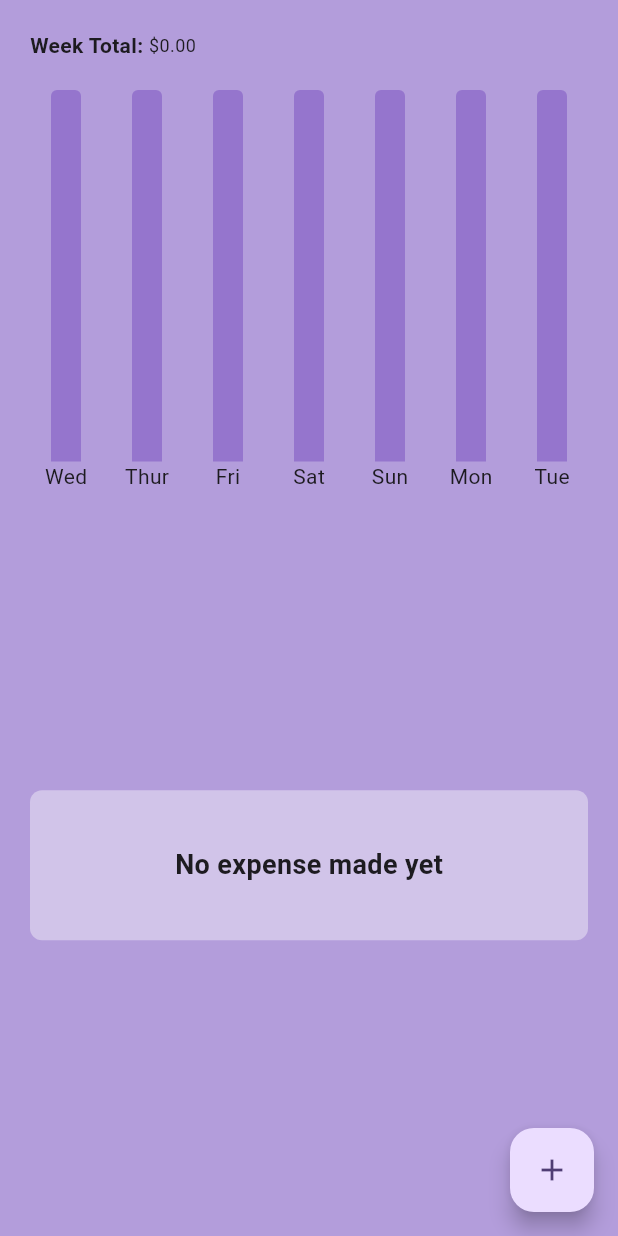
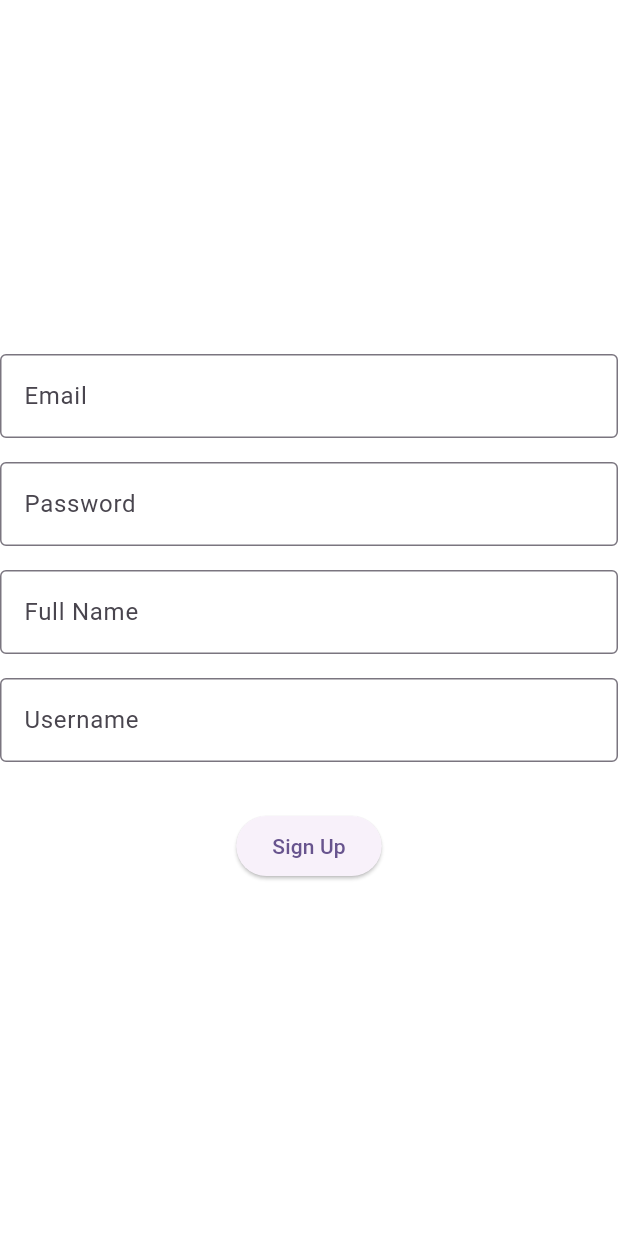
Before and after one commit to oluwadamme/Expense-Tracker, a Flutter app: the screen it shows after launch, on a phone screen of 412 x 824 dp. Run offline on Flutter 3.47's test engine with Material 3 defaults, Android fonts, the phone set to English and light mode, and no system bars; drawn by our look-alikes of fl_chart; our stand-ins replace flutter_bloc, flutter_dotenv, flutter_slidable, go_router, hive_flutter, sticky_headers and 1 more; accounts and stored records are empty.

Commit message:
add sign up screen UI

```diff
--- /dev/null
+++ b/lib/src/screens/signup_page.dart
@@ -0,0 +1,63 @@
+import 'package:flutter/material.dart';
+
+class SignUpPage extends StatefulWidget {
+  const SignUpPage({super.key});
+  static const String routeName = "/signup";
+  @override
+  State<SignUpPage> createState() => _SignUpPageState();
+}
+
+class _SignUpPageState extends State<SignUpPage> {
+  final TextEditingController emailController = TextEditingController();
+  final TextEditingController passwordController = TextEditingController();
+  final TextEditingController fullNameController = TextEditingController();
+  final TextEditingController usernameController = TextEditingController();
+
+  @override
+  Widget build(BuildContext context) {
+    return Column(
+      mainAxisAlignment: MainAxisAlignment.center,
+      children: [
+        TextField(
+          controller: emailController,
+          decoration: const InputDecoration(
+            labelText: 'Email',
+            border: OutlineInputBorder(),
+          ),
+        ),
+        const SizedBox(height: 16.0),
+        TextField(
+          controller: passwordController,
+          obscureText: true,
+          decoration: const InputDecoration(
+            labelText: 'Password',
+            border: OutlineInputBorder(),
+          ),
+        ),
+        const SizedBox(height: 16.0),
+        TextField(
+          controller: fullNameController,
+          decoration: const InputDecoration(
+            labelText: 'Full Name',
+            border: OutlineInputBorder(),
+          ),
+        ),
+        const SizedBox(height: 16.0),
+        TextField(
+          controller: usernameController,
+          decoration: const InputDecoration(
+            labelText: 'Username',
+            border: OutlineInputBorder(),
+          ),
+        ),
+        const SizedBox(height: 32.0),
+        ElevatedButton(
+          onPressed: () {
+            // Implement your signup logic here
+          },
+          child: const Text('Sign Up'),
+        ),
+      ],
+    );
+  }
+}
--- a/lib/src/screens/splash_screen.dart
+++ b/lib/src/screens/splash_screen.dart
@@ -1,4 +1,5 @@
 import 'package:expense_tracker/src/screens/home_page.dart';
+import 'package:expense_tracker/src/screens/signup_page.dart';
 import 'package:flutter/material.dart';
 import 'package:go_router/go_router.dart';
 import 'package:supabase_flutter/supabase_flutter.dart';
@@ -17,7 +18,7 @@ class _SplashScreenState extends State<SplashScreen> {
     Future.delayed(const Duration(seconds: 3), () {
       final supabase = Supabase.instance.client;
       if (supabase.auth.currentUser == null) {
-        context.go(HomePage.routeName);
+        context.go(SignUpPage.routeName);
       } else {
         context.go(HomePage.routeName);
       }
--- a/lib/src/service/supabase_service.dart
+++ b/lib/src/service/supabase_service.dart
@@ -8,17 +8,26 @@ class SupabaseAuthService extends Cubit<SupabaseAuthState> {
 
   final supabase = Supabase.instance.client;
 
-  Future<void> signUp(String email, String password) async {
+  Future<void> signUp({
+    required String email,
+    required String password,
+    required String name,
+    required String userName,
+  }) async {
     emit(SupabaseAuthState(loading: true));
     try {
-      final result = await supabase.auth.signUp(password: password, email: email);
+      final result =
+          await supabase.auth.signUp(password: password, email: email, data: {'fullname': name, "username": userName});
       emit(SupabaseAuthState(loading: false, data: result));
     } catch (e) {
       emit(SupabaseAuthState(loading: false, data: null, error: e.toString()));
     }
   }
 
-  Future<void> signIn(String email, String password) async {
+  Future<void> signIn({
+    required String email,
+    required String password,
+  }) async {
     emit(SupabaseAuthState(loading: true));
     try {
       final result = await supabase.auth.signInWithPassword(password: password, email: email);
--- a/lib/src/utils/routes.dart
+++ b/lib/src/utils/routes.dart
@@ -1,4 +1,5 @@
 import 'package:expense_tracker/src/screens/home_page.dart';
+import 'package:expense_tracker/src/screens/signup_page.dart';
 import 'package:expense_tracker/src/screens/splash_screen.dart';
 import 'package:flutter/material.dart';
 import 'package:go_router/go_router.dart';
@@ -17,5 +18,11 @@ final GoRouter router = GoRouter(
         return const HomePage();
       },
     ),
+    GoRoute(
+      path: SignUpPage.routeName,
+      builder: (BuildContext context, GoRouterState state) {
+        return const SignUpPage();
+      },
+    ),
   ],
 );
```
